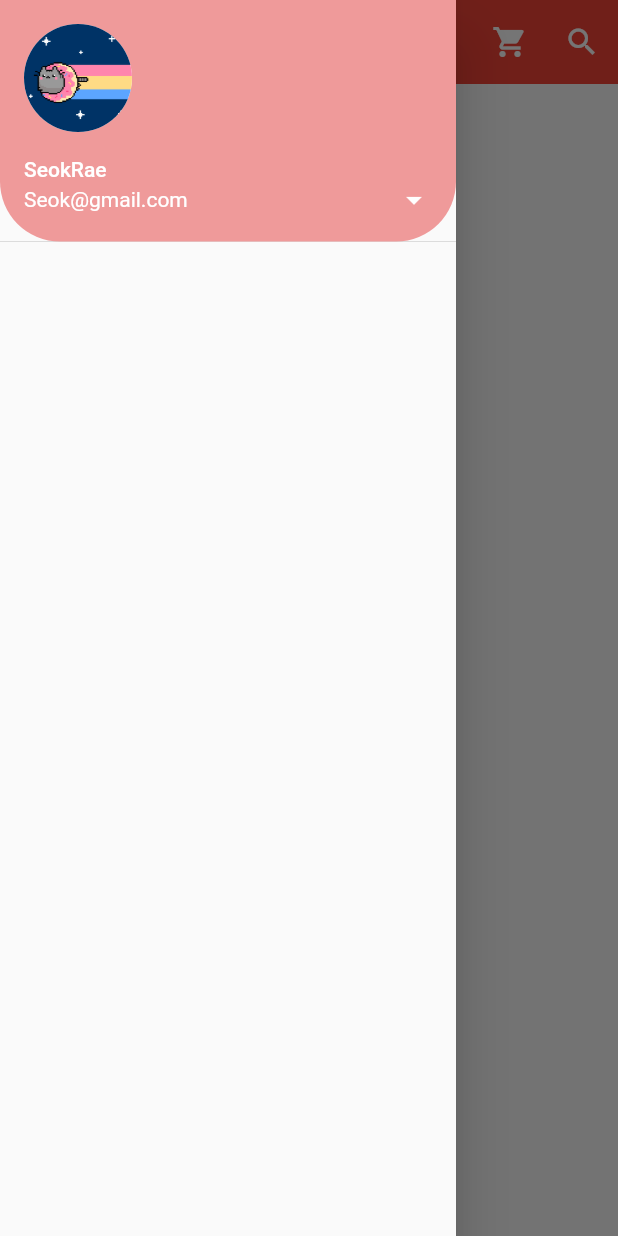
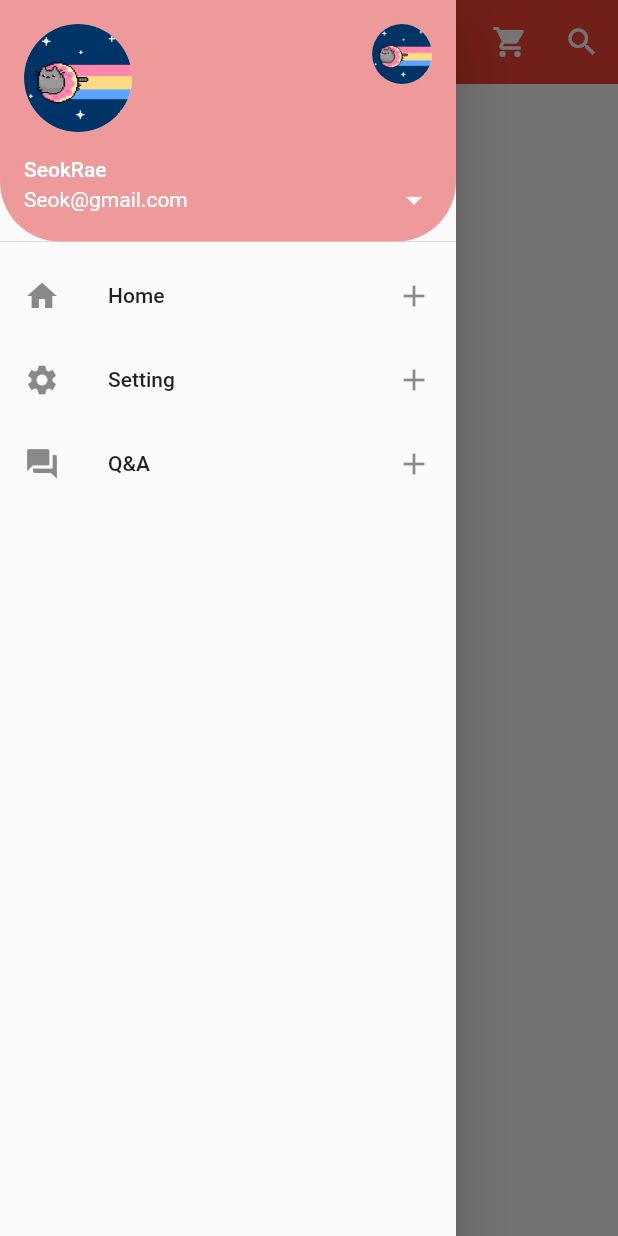
Before and after one commit to SeokRae/flutter_basic, a Flutter app: the screen it shows after launch, with the side drawer open, on a phone screen of 412 x 824 dp. Run offline on Flutter 3.47's test engine with Material 2 defaults, Android fonts, the phone set to English and light mode, and no system bars.

Commit message:
feat: ListView에 ListTitle 추가

```diff
--- a/lib/main.dart
+++ b/lib/main.dart
@@ -56,19 +56,57 @@ class MyPage extends StatelessWidget {
                 backgroundImage: AssetImage('assets/cat.gif'),
                 backgroundColor: Colors.white,
               ),
+              otherAccountsPictures: [
+                CircleAvatar(
+                  backgroundImage: AssetImage('assets/cat.gif'),
+                  backgroundColor: Colors.white,
+                ),
+              ],
               accountName: Text('SeokRae'),
               accountEmail: Text('Seok@gmail.com'),
               onDetailsPressed: () {
                 print('arrow is clicked');
               },
               decoration: BoxDecoration(
-                color: Colors.red[200],
-                borderRadius: BorderRadius.only(
-                  bottomLeft: Radius.circular(40.0),
-                  bottomRight: Radius.circular(40.0),
-                )
+                  color: Colors.red[200],
+                  borderRadius: BorderRadius.only(
+                    bottomLeft: Radius.circular(40.0),
+                    bottomRight: Radius.circular(40.0),
+                  )),
+            ),
+            ListTile(
+              leading: Icon(
+                Icons.home,
+                color: Colors.grey[750],
               ),
-            )
+              title: Text('Home'),
+              onTap: () {
+                print('Home is clicked');
+              },
+              trailing: Icon(Icons.add),
+            ),
+            ListTile(
+              leading: Icon(
+                Icons.settings,
+                color: Colors.grey[750],
+              ),
+              title: Text('Setting'),
+              onTap: () {
+                print('Setting is clicked');
+              },
+              trailing: Icon(Icons.add),
+            ),
+            ListTile(
+              leading: Icon(
+                Icons.question_answer,
+                color: Colors.grey[750],
+              ),
+              title: Text('Q&A'),
+              onTap: () {
+                print('Question is clicked');
+              },
+              trailing: Icon(Icons.add),
+            ),
           ],
         ),
       ),
```
